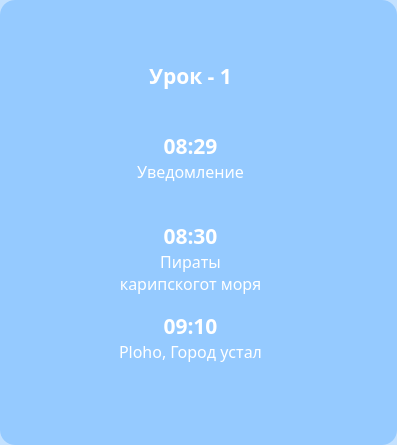
Before: the Qt Designer form ui/frame_for_home.ui in Alchemmist/SchoolRing, drawn with Qt 5.
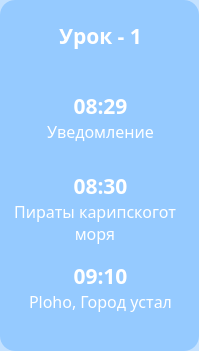
After: the same form once the commit is applied.

```diff
--- a/ui/frame_for_home.ui
+++ b/ui/frame_for_home.ui
@@ -6,10 +6,22 @@
    <rect>
     <x>0</x>
     <y>0</y>
-    <width>397</width>
-    <height>445</height>
+    <width>199</width>
+    <height>351</height>
    </rect>
   </property>
+  <property name="sizePolicy">
+   <sizepolicy hsizetype="Fixed" vsizetype="Minimum">
+    <horstretch>0</horstretch>
+    <verstretch>0</verstretch>
+   </sizepolicy>
+  </property>
+  <property name="minimumSize">
+   <size>
+    <width>190</width>
+    <height>0</height>
+   </size>
+  </property>
   <property name="windowTitle">
    <string>Frame</string>
   </property>
@@ -20,8 +32,8 @@
   <widget class="QLabel" name="label_42">
    <property name="geometry">
     <rect>
-     <x>140</x>
-     <y>60</y>
+     <x>50</x>
+     <y>20</y>
      <width>101</width>
      <height>31</height>
     </rect>
@@ -49,9 +61,9 @@
   <widget class="QLabel" name="label_45">
    <property name="geometry">
     <rect>
-     <x>110</x>
-     <y>250</y>
-     <width>161</width>
+     <x>0</x>
+     <y>200</y>
+     <width>190</width>
      <height>61</height>
     </rect>
    </property>
@@ -81,8 +93,8 @@
   <widget class="QLabel" name="label_47">
    <property name="geometry">
     <rect>
-     <x>110</x>
-     <y>340</y>
+     <x>20</x>
+     <y>290</y>
      <width>161</width>
      <height>61</height>
     </rect>
@@ -113,8 +125,8 @@
   <widget class="QLabel" name="label_48">
    <property name="geometry">
     <rect>
-     <x>120</x>
-     <y>310</y>
+     <x>30</x>
+     <y>260</y>
      <width>141</width>
      <height>31</height>
     </rect>
@@ -142,8 +154,8 @@
   <widget class="QLabel" name="label_43">
    <property name="geometry">
     <rect>
-     <x>120</x>
-     <y>130</y>
+     <x>30</x>
+     <y>90</y>
      <width>141</width>
      <height>31</height>
     </rect>
@@ -171,8 +183,8 @@
   <widget class="QLabel" name="label_46">
    <property name="geometry">
     <rect>
-     <x>120</x>
-     <y>220</y>
+     <x>30</x>
+     <y>170</y>
      <width>141</width>
      <height>31</height>
     </rect>
@@ -200,8 +212,8 @@
   <widget class="QLabel" name="label_44">
    <property name="geometry">
     <rect>
-     <x>110</x>
-     <y>160</y>
+     <x>20</x>
+     <y>120</y>
      <width>161</width>
      <height>61</height>
     </rect>
```
